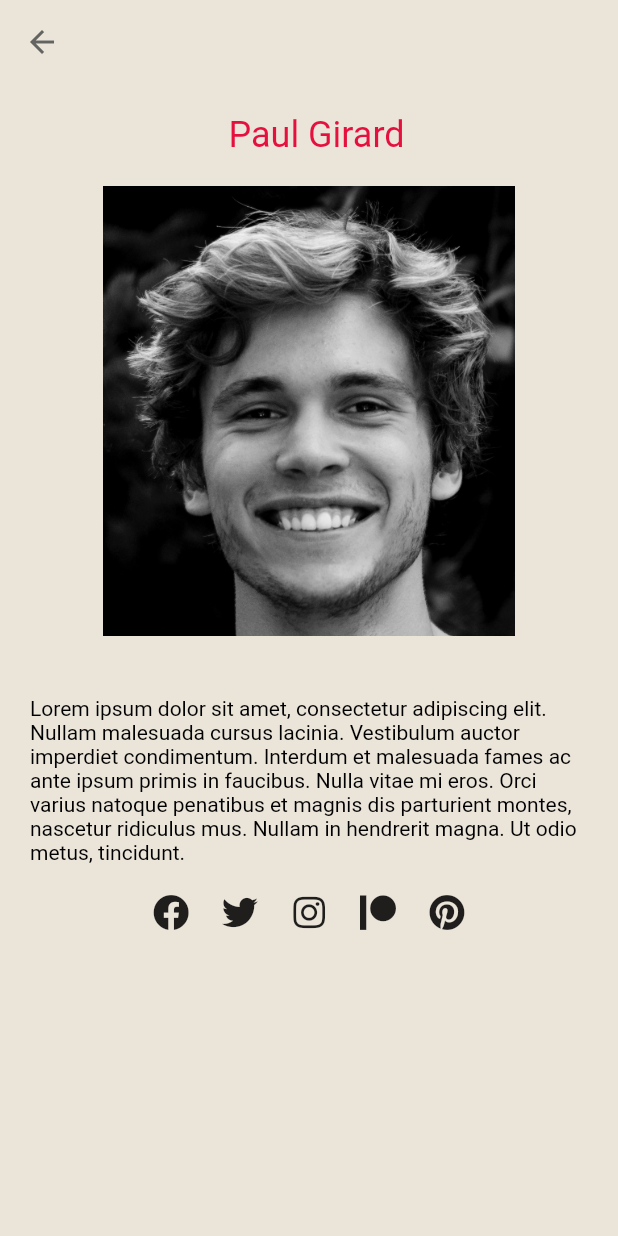
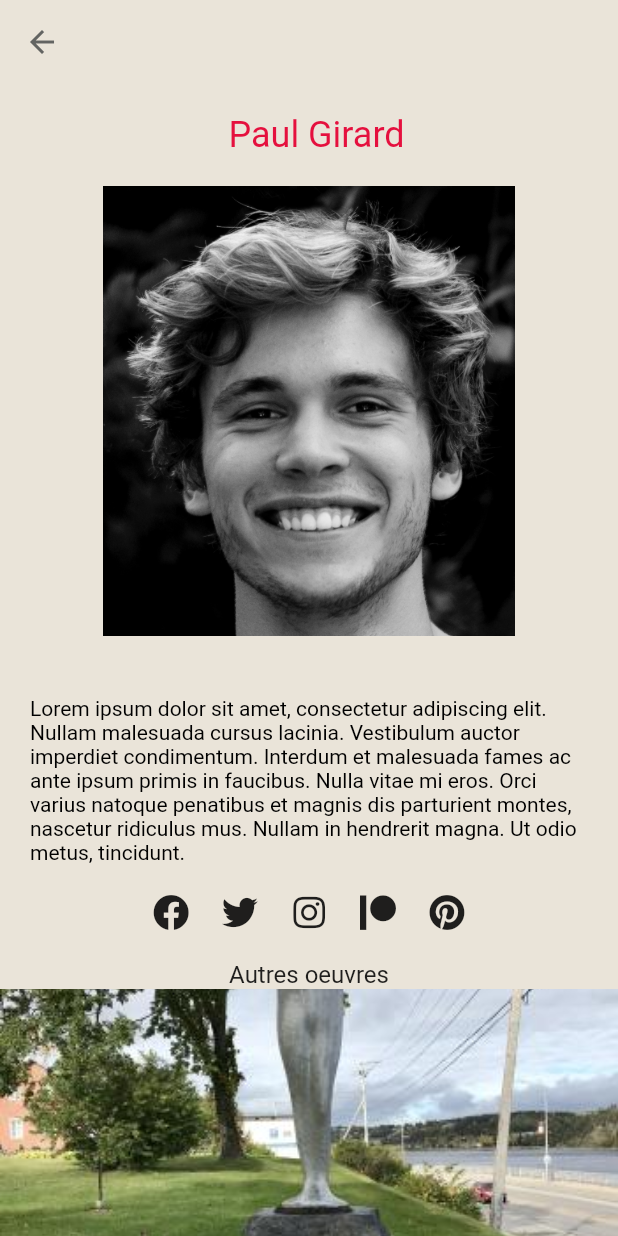
Before and after one commit to qwido/qwido, a Flutter app: the ArtistPage screen opened directly, on a phone screen of 412 x 824 dp. Run offline on Flutter 3.47's test engine with Material 2 defaults, Android fonts, the phone set to English and light mode, and no system bars; drawn by our look-alikes of carousel_pro; our stand-ins replace font_awesome_flutter, share; missing offline and left inert: barcode_scan.

Commit message:
Add a basic carousel to the artist_page.dart

```diff
--- a/lib/src/pages/artist_page.dart
+++ b/lib/src/pages/artist_page.dart
@@ -1,5 +1,6 @@
 import 'package:flutter/material.dart';
 import 'package:font_awesome_flutter/font_awesome_flutter.dart';
+import 'package:qwido/widgets.dart';
 
 class ArtistPage extends StatelessWidget {
   @override
@@ -45,6 +46,10 @@ class ArtistPage extends StatelessWidget {
                   ],
                   mainAxisAlignment: MainAxisAlignment.spaceEvenly,
                 ),
+              ),
+              Padding(
+                padding: const EdgeInsets.only(top: 20.0),
+                child: ArtworkCarousel(),
               )
             ],
           )
--- /dev/null
+++ b/lib/src/widgets/artwork_carousel.dart
@@ -0,0 +1,23 @@
+import 'package:carousel_pro/carousel_pro.dart';
+import 'package:flutter/material.dart';
+
+class ArtworkCarousel extends StatelessWidget {
+  @override
+  Widget build(BuildContext context) {
+    List<ImageProvider> images = [];
+    images.add(new AssetImage('lib/assets/photos/fee.jpg'));
+    images.add(new AssetImage('lib/assets/photos/belugas.jpg'));
+    return Column(
+      children: <Widget>[
+        Text(
+          "Autres oeuvres",
+          style: Theme.of(context).textTheme.subhead,
+        ),
+        SizedBox(
+          height: 250.0,
+          child: new Carousel(images: images),
+        ),
+      ],
+    );
+  }
+}
--- a/lib/widgets.dart
+++ b/lib/widgets.dart
@@ -1,2 +1,3 @@
 export 'src/widgets/qwido_code_input.dart';
 export 'src/widgets/scan_code_button.dart';
+export 'src/widgets/artwork_carousel.dart';
--- a/pubspec.yaml
+++ b/pubspec.yaml
@@ -16,6 +16,7 @@ dependencies:
   font_awesome_flutter: ^8.0.1
   barcode_scan: ^0.0.7
   share: ^0.5.3
+  carousel_pro: ^0.0.13
 
   flutter:
     sdk: flutter
```
